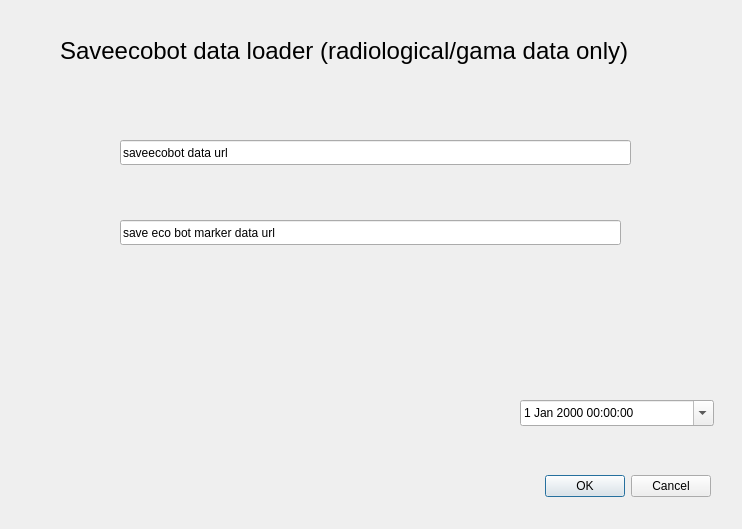
First picture: the form in saveecobot_loader_dialog_base.ui, repository OpenBfS/bfs_saveecobot_loader, before the edit.
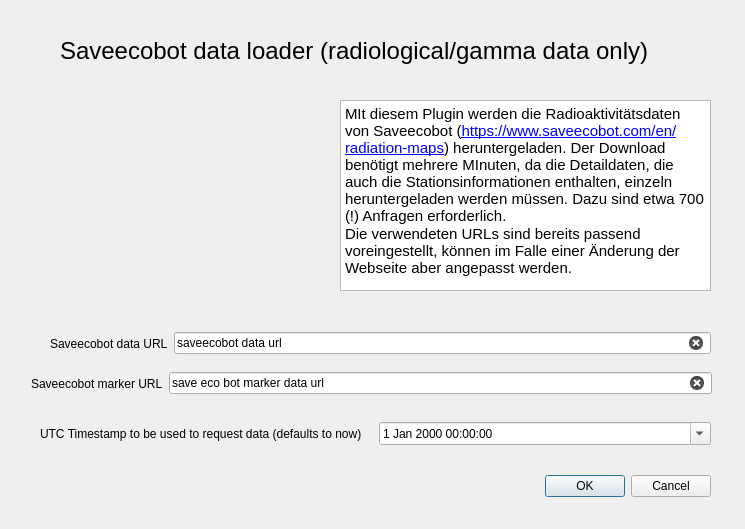
Second picture: the form after the edit. Icons and pictures are not drawn.

Commit message: trying to make the GUI nice

```diff
--- a/saveecobot_loader_dialog_base.ui
+++ b/saveecobot_loader_dialog_base.ui
@@ -6,7 +6,7 @@
    <rect>
     <x>0</x>
     <y>0</y>
-    <width>742</width>
+    <width>745</width>
     <height>529</height>
    </rect>
   </property>
@@ -29,22 +29,6 @@
     <set>QDialogButtonBox::Cancel|QDialogButtonBox::Ok</set>
    </property>
   </widget>
-  <widget class="QDateTimeEdit" name="dateTimeEdit">
-   <property name="geometry">
-    <rect>
-     <x>520</x>
-     <y>400</y>
-     <width>194</width>
-     <height>26</height>
-    </rect>
-   </property>
-   <property name="calendarPopup">
-    <bool>true</bool>
-   </property>
-   <property name="timeSpec">
-    <enum>Qt::UTC</enum>
-   </property>
-  </widget>
   <widget class="QLabel" name="label">
    <property name="geometry">
     <rect>
@@ -60,34 +44,151 @@
     </font>
    </property>
    <property name="text">
-    <string>Saveecobot data loader (radiological/gama data only)</string>
+    <string>Saveecobot data loader (radiological/gamma data only)</string>
    </property>
   </widget>
-  <widget class="QLineEdit" name="sebDataUrlLineEdit">
+  <widget class="QTextBrowser" name="textBrowser">
+   <property name="enabled">
+    <bool>true</bool>
+   </property>
    <property name="geometry">
     <rect>
-     <x>120</x>
-     <y>140</y>
-     <width>511</width>
-     <height>25</height>
+     <x>340</x>
+     <y>100</y>
+     <width>371</width>
+     <height>191</height>
     </rect>
    </property>
+   <property name="html">
+    <string>&lt;!DOCTYPE HTML PUBLIC &quot;-//W3C//DTD HTML 4.0//EN&quot; &quot;http://www.w3.org/TR/REC-html40/strict.dtd&quot;&gt;
+&lt;html&gt;&lt;head&gt;&lt;meta name=&quot;qrichtext&quot; content=&quot;1&quot; /&gt;&lt;style type=&quot;text/css&quot;&gt;
+p, li { white-space: pre-wrap; }
+&lt;/style&gt;&lt;/head&gt;&lt;body style=&quot; font-family:'Ubuntu'; font-size:11pt; font-weight:400; font-style:normal;&quot;&gt;
+&lt;p style=&quot; margin-top:0px; margin-bottom:0px; margin-left:0px; margin-right:0px; -qt-block-indent:0; text-indent:0px;&quot;&gt;MIt diesem Plugin werden die Radioaktivitätsdaten von Saveecobot (&lt;a href=&quot;https://www.saveecobot.com/en/radiation-maps&quot;&gt;&lt;span style=&quot; text-decoration: underline; color:#0000ff;&quot;&gt;https://www.saveecobot.com/en/radiation-maps&lt;/span&gt;&lt;/a&gt;) heruntergeladen. Der Download benötigt mehrere MInuten, da die Detaildaten, die auch die Stationsinformationen enthalten, einzeln heruntergeladen werden müssen. Dazu sind etwa 700 (!) Anfragen erforderlich.&lt;/p&gt;
+&lt;p style=&quot; margin-top:0px; margin-bottom:0px; margin-left:0px; margin-right:0px; -qt-block-indent:0; text-indent:0px;&quot;&gt;Die verwendeten URLs sind bereits passend voreingestellt, können im Falle einer Änderung der Webseite aber angepasst werden.&lt;/p&gt;&lt;/body&gt;&lt;/html&gt;</string>
+   </property>
+  </widget>
+  <widget class="QLabel" name="label_5">
+   <property name="geometry">
+    <rect>
+     <x>40</x>
+     <y>100</y>
+     <width>271</width>
+     <height>81</height>
+    </rect>
+   </property>
    <property name="text">
-    <string>saveecobot data url</string>
+    <string/>
    </property>
   </widget>
-  <widget class="QLineEdit" name="sebMarkerDataUrlLineEdit">
+  <widget class="QLabel" name="label_6">
    <property name="geometry">
     <rect>
-     <x>120</x>
-     <y>220</y>
-     <width>501</width>
-     <height>25</height>
+     <x>50</x>
+     <y>200</y>
+     <width>241</width>
+     <height>81</height>
     </rect>
    </property>
    <property name="text">
-    <string>save eco bot marker data url</string>
+    <string/>
    </property>
+   <property name="textFormat">
+    <enum>Qt::RichText</enum>
+   </property>
+   <property name="pixmap">
+    <pixmap resource="resources.qrc">:/plugins/saveecobot_loader/bfs_logo.png</pixmap>
+   </property>
+   <property name="scaledContents">
+    <bool>true</bool>
+   </property>
+  </widget>
+  <widget class="QWidget" name="">
+   <property name="geometry">
+    <rect>
+     <x>50</x>
+     <y>330</y>
+     <width>661</width>
+     <height>27</height>
+    </rect>
+   </property>
+   <layout class="QHBoxLayout" name="horizontalLayout">
+    <item>
+     <widget class="QLabel" name="label_2">
+      <property name="text">
+       <string>Saveecobot data URL</string>
+      </property>
+     </widget>
+    </item>
+    <item>
+     <widget class="QLineEdit" name="sebDataUrlLineEdit">
+      <property name="text">
+       <string>saveecobot data url</string>
+      </property>
+      <property name="clearButtonEnabled">
+       <bool>true</bool>
+      </property>
+     </widget>
+    </item>
+   </layout>
+  </widget>
+  <widget class="QWidget" name="">
+   <property name="geometry">
+    <rect>
+     <x>31</x>
+     <y>370</y>
+     <width>681</width>
+     <height>27</height>
+    </rect>
+   </property>
+   <layout class="QHBoxLayout" name="horizontalLayout_2">
+    <item>
+     <widget class="QLabel" name="label_3">
+      <property name="text">
+       <string>Saveecobot marker URL</string>
+      </property>
+     </widget>
+    </item>
+    <item>
+     <widget class="QLineEdit" name="sebMarkerDataUrlLineEdit">
+      <property name="text">
+       <string>save eco bot marker data url</string>
+      </property>
+      <property name="clearButtonEnabled">
+       <bool>true</bool>
+      </property>
+     </widget>
+    </item>
+   </layout>
+  </widget>
+  <widget class="QWidget" name="">
+   <property name="geometry">
+    <rect>
+     <x>40</x>
+     <y>420</y>
+     <width>671</width>
+     <height>28</height>
+    </rect>
+   </property>
+   <layout class="QHBoxLayout" name="horizontalLayout_3">
+    <item>
+     <widget class="QLabel" name="label_4">
+      <property name="text">
+       <string>UTC Timestamp to be used to request data (defaults to now)</string>
+      </property>
+     </widget>
+    </item>
+    <item>
+     <widget class="QDateTimeEdit" name="dateTimeEdit">
+      <property name="calendarPopup">
+       <bool>true</bool>
+      </property>
+      <property name="timeSpec">
+       <enum>Qt::UTC</enum>
+      </property>
+     </widget>
+    </item>
+   </layout>
   </widget>
  </widget>
  <resources/>
```
Left out of the diff: 16 changed lines with no effect on the pictures. The commit also changes 3 other files.
